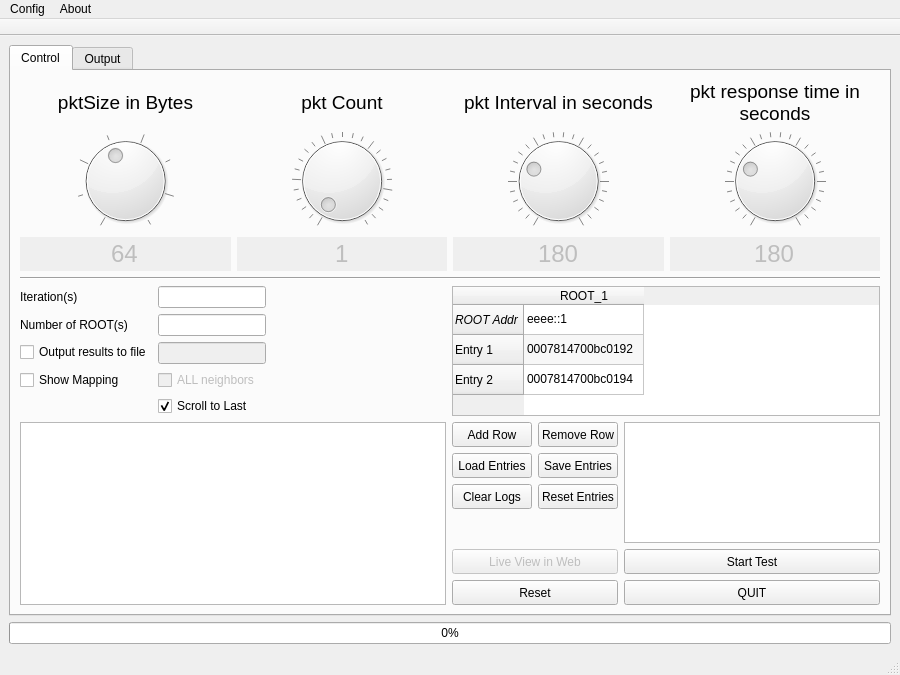
The window that main.ui (nyxonman/riva_PTA) describes before a commit, drawn with Qt 5.
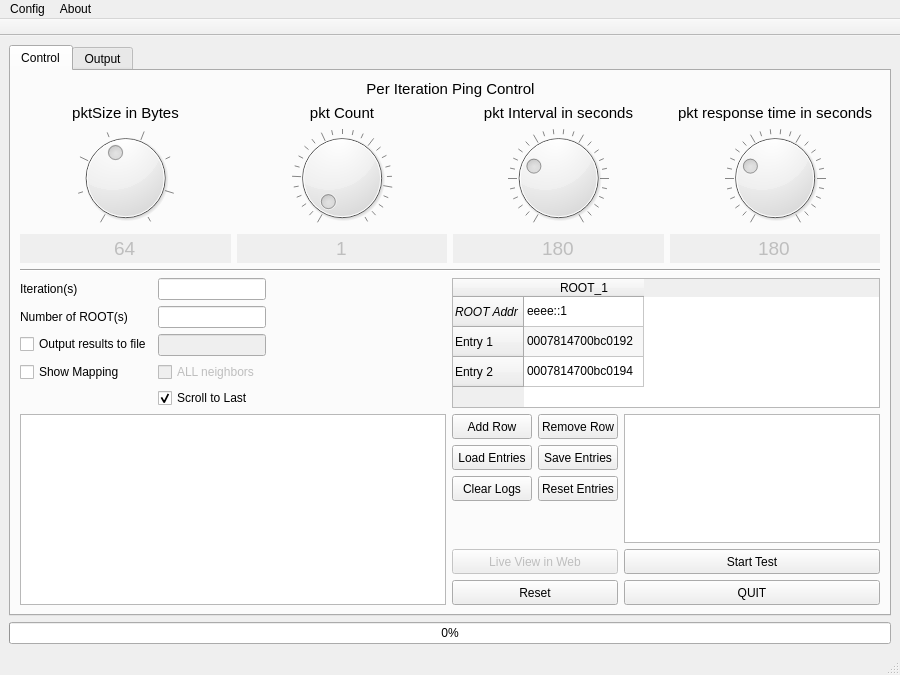
The same window after the commit.

Commit message: added headers to the map and final statistics when exporting the data

Diff of the .ui file:
```diff
--- a/main.ui
+++ b/main.ui
@@ -67,296 +67,7 @@
         <string>Control</string>
        </attribute>
        <layout class="QGridLayout" name="gridLayout_2">
-        <item row="0" column="1" rowspan="2">
-         <layout class="QGridLayout" name="gridLayout_4">
-          <item row="1" column="0">
-           <widget class="QLabel" name="pktSizeLab">
-            <property name="font">
-             <font>
-              <pointsize>14</pointsize>
-              <weight>50</weight>
-              <bold>false</bold>
-             </font>
-            </property>
-            <property name="text">
-             <string>pktSize in Bytes</string>
-            </property>
-            <property name="alignment">
-             <set>Qt::AlignCenter</set>
-            </property>
-            <property name="wordWrap">
-             <bool>true</bool>
-            </property>
-           </widget>
-          </item>
-          <item row="2" column="0">
-           <widget class="QDial" name="pktSizeDial">
-            <property name="cursor">
-             <cursorShape>ClosedHandCursor</cursorShape>
-            </property>
-            <property name="toolTip">
-             <string extracomment="this is pktsize dial">Rotate the Dial to change the ping packet size in Bytes</string>
-            </property>
-            <property name="statusTip">
-             <string extracomment="this is a dial 1"/>
-            </property>
-            <property name="whatsThis">
-             <string extracomment="this is a dial"/>
-            </property>
-            <property name="minimum">
-             <number>3</number>
-            </property>
-            <property name="maximum">
-             <number>10</number>
-            </property>
-            <property name="pageStep">
-             <number>2</number>
-            </property>
-            <property name="value">
-             <number>6</number>
-            </property>
-            <property name="notchesVisible">
-             <bool>true</bool>
-            </property>
-           </widget>
-          </item>
-          <item row="2" column="2">
-           <widget class="QDial" name="pktIntDial">
-            <property name="cursor">
-             <cursorShape>ClosedHandCursor</cursorShape>
-            </property>
-            <property name="toolTip">
-             <string>Rotate the Dial to change the ping interval in seconds. This has meaning only when packet count is greater than 1</string>
-            </property>
-            <property name="minimum">
-             <number>1</number>
-            </property>
-            <property name="maximum">
-             <number>50</number>
-            </property>
-            <property name="pageStep">
-             <number>5</number>
-            </property>
-            <property name="value">
-             <number>15</number>
-            </property>
-            <property name="notchesVisible">
-             <bool>true</bool>
-            </property>
-           </widget>
-          </item>
-          <item row="2" column="1">
-           <widget class="QDial" name="pktCntDial">
-            <property name="cursor">
-             <cursorShape>ClosedHandCursor</cursorShape>
-            </property>
-            <property name="toolTip">
-             <string>Rotate the Dial to change the ping packet count per Node</string>
-            </property>
-            <property name="minimum">
-             <number>1</number>
-            </property>
-            <property name="maximum">
-             <number>25</number>
-            </property>
-            <property name="pageStep">
-             <number>5</number>
-            </property>
-            <property name="value">
-             <number>1</number>
-            </property>
-            <property name="notchesVisible">
-             <bool>true</bool>
-            </property>
-           </widget>
-          </item>
-          <item row="2" column="3">
-           <widget class="QDial" name="pktResDial">
-            <property name="cursor">
-             <cursorShape>ClosedHandCursor</cursorShape>
-            </property>
-            <property name="toolTip">
-             <string>Rotate the Dial to change the waiting time for the ping response in seconds.</string>
-            </property>
-            <property name="minimum">
-             <number>1</number>
-            </property>
-            <property name="maximum">
-             <number>50</number>
-            </property>
-            <property name="pageStep">
-             <number>5</number>
-            </property>
-            <property name="value">
-             <number>15</number>
-            </property>
-            <property name="notchesVisible">
-             <bool>true</bool>
-            </property>
-           </widget>
-          </item>
-          <item row="1" column="2">
-           <widget class="QLabel" name="pktIntLab">
-            <property name="font">
-             <font>
-              <pointsize>14</pointsize>
-              <weight>50</weight>
-              <bold>false</bold>
-             </font>
-            </property>
-            <property name="text">
-             <string>pkt Interval in seconds</string>
-            </property>
-            <property name="alignment">
-             <set>Qt::AlignCenter</set>
-            </property>
-            <property name="wordWrap">
-             <bool>true</bool>
-            </property>
-           </widget>
-          </item>
-          <item row="3" column="0">
-           <widget class="QLineEdit" name="pktSizeVal">
-            <property name="enabled">
-             <bool>false</bool>
-            </property>
-            <property name="font">
-             <font>
-              <pointsize>18</pointsize>
-             </font>
-            </property>
-            <property name="cursor">
-             <cursorShape>ForbiddenCursor</cursorShape>
-            </property>
-            <property name="autoFillBackground">
-             <bool>true</bool>
-            </property>
-            <property name="text">
-             <string>64</string>
-            </property>
-            <property name="frame">
-             <bool>false</bool>
-            </property>
-            <property name="alignment">
-             <set>Qt::AlignCenter</set>
-            </property>
-           </widget>
-          </item>
-          <item row="3" column="1">
-           <widget class="QLineEdit" name="pktCntVal">
-            <property name="enabled">
-             <bool>false</bool>
-            </property>
-            <property name="font">
-             <font>
-              <pointsize>18</pointsize>
-             </font>
-            </property>
-            <property name="cursor">
-             <cursorShape>ForbiddenCursor</cursorShape>
-            </property>
-            <property name="text">
-             <string>1</string>
-            </property>
-            <property name="frame">
-             <bool>false</bool>
-            </property>
-            <property name="alignment">
-             <set>Qt::AlignCenter</set>
-            </property>
-           </widget>
-          </item>
-          <item row="3" column="2">
-           <widget class="QLineEdit" name="pktIntVal">
-            <property name="enabled">
-             <bool>false</bool>
-            </property>
-            <property name="font">
-             <font>
-              <pointsize>18</pointsize>
-             </font>
-            </property>
-            <property name="cursor">
-             <cursorShape>ForbiddenCursor</cursorShape>
-            </property>
-            <property name="text">
-             <string>180</string>
-            </property>
-            <property name="frame">
-             <bool>false</bool>
-            </property>
-            <property name="alignment">
-             <set>Qt::AlignCenter</set>
-            </property>
-           </widget>
-          </item>
-          <item row="3" column="3">
-           <widget class="QLineEdit" name="pktResVal">
-            <property name="enabled">
-             <bool>false</bool>
-            </property>
-            <property name="font">
-             <font>
-              <pointsize>18</pointsize>
-             </font>
-            </property>
-            <property name="cursor">
-             <cursorShape>ForbiddenCursor</cursorShape>
-            </property>
-            <property name="text">
-             <string>180</string>
-            </property>
-            <property name="frame">
-             <bool>false</bool>
-            </property>
-            <property name="alignment">
-             <set>Qt::AlignCenter</set>
-            </property>
-           </widget>
-          </item>
-          <item row="1" column="1">
-           <widget class="QLabel" name="pktCntLab">
-            <property name="font">
-             <font>
-              <pointsize>14</pointsize>
-              <weight>50</weight>
-              <bold>false</bold>
-             </font>
-            </property>
-            <property name="text">
-             <string>pkt Count</string>
-            </property>
-            <property name="alignment">
-             <set>Qt::AlignCenter</set>
-            </property>
-            <property name="wordWrap">
-             <bool>true</bool>
-            </property>
-           </widget>
-          </item>
-          <item row="1" column="3">
-           <widget class="QLabel" name="pktResLab">
-            <property name="font">
-             <font>
-              <pointsize>14</pointsize>
-              <weight>50</weight>
-              <bold>false</bold>
-             </font>
-            </property>
-            <property name="text">
-             <string>pkt response time in seconds</string>
-            </property>
-            <property name="alignment">
-             <set>Qt::AlignCenter</set>
-            </property>
-            <property name="wordWrap">
-             <bool>true</bool>
-            </property>
-           </widget>
-          </item>
-         </layout>
-        </item>
-        <item row="3" column="1">
+        <item row="5" column="1">
          <layout class="QGridLayout" name="gridLayout">
           <item row="11" column="2">
            <widget class="QPushButton" name="removeRowBtn">
@@ -838,13 +549,317 @@
           </item>
          </layout>
         </item>
-        <item row="2" column="1">
+        <item row="4" column="1">
          <widget class="Line" name="line">
           <property name="orientation">
            <enum>Qt::Horizontal</enum>
           </property>
          </widget>
         </item>
+        <item row="2" column="1" rowspan="2">
+         <layout class="QGridLayout" name="gridLayout_4">
+          <item row="4" column="0">
+           <widget class="QLineEdit" name="pktSizeVal">
+            <property name="enabled">
+             <bool>false</bool>
+            </property>
+            <property name="font">
+             <font>
+              <pointsize>14</pointsize>
+             </font>
+            </property>
+            <property name="cursor">
+             <cursorShape>ForbiddenCursor</cursorShape>
+            </property>
+            <property name="autoFillBackground">
+             <bool>true</bool>
+            </property>
+            <property name="text">
+             <string>64</string>
+            </property>
+            <property name="frame">
+             <bool>false</bool>
+            </property>
+            <property name="alignment">
+             <set>Qt::AlignCenter</set>
+            </property>
+           </widget>
+          </item>
+          <item row="3" column="3">
+           <widget class="QDial" name="pktResDial">
+            <property name="cursor">
+             <cursorShape>ClosedHandCursor</cursorShape>
+            </property>
+            <property name="toolTip">
+             <string>Rotate the Dial to change the waiting time for the ping response in seconds.</string>
+            </property>
+            <property name="minimum">
+             <number>1</number>
+            </property>
+            <property name="maximum">
+             <number>50</number>
+            </property>
+            <property name="pageStep">
+             <number>5</number>
+            </property>
+            <property name="value">
+             <number>15</number>
+            </property>
+            <property name="notchesVisible">
+             <bool>true</bool>
+            </property>
+           </widget>
+          </item>
+          <item row="1" column="2">
+           <widget class="QLabel" name="pktIntLab">
+            <property name="font">
+             <font>
+              <pointsize>11</pointsize>
+              <weight>50</weight>
+              <bold>false</bold>
+             </font>
+            </property>
+            <property name="text">
+             <string>pkt Interval in seconds</string>
+            </property>
+            <property name="alignment">
+             <set>Qt::AlignCenter</set>
+            </property>
+            <property name="wordWrap">
+             <bool>true</bool>
+            </property>
+           </widget>
+          </item>
+          <item row="4" column="1">
+           <widget class="QLineEdit" name="pktCntVal">
+            <property name="enabled">
+             <bool>false</bool>
+            </property>
+            <property name="font">
+             <font>
+              <pointsize>14</pointsize>
+             </font>
+            </property>
+            <property name="cursor">
+             <cursorShape>ForbiddenCursor</cursorShape>
+            </property>
+            <property name="text">
+             <string>1</string>
+            </property>
+            <property name="frame">
+             <bool>false</bool>
+            </property>
+            <property name="alignment">
+             <set>Qt::AlignCenter</set>
+            </property>
+           </widget>
+          </item>
+          <item row="1" column="0">
+           <widget class="QLabel" name="pktSizeLab">
+            <property name="font">
+             <font>
+              <pointsize>11</pointsize>
+              <weight>50</weight>
+              <bold>false</bold>
+             </font>
+            </property>
+            <property name="text">
+             <string>pktSize in Bytes</string>
+            </property>
+            <property name="alignment">
+             <set>Qt::AlignCenter</set>
+            </property>
+            <property name="wordWrap">
+             <bool>true</bool>
+            </property>
+           </widget>
+          </item>
+          <item row="3" column="0">
+           <widget class="QDial" name="pktSizeDial">
+            <property name="cursor">
+             <cursorShape>ClosedHandCursor</cursorShape>
+            </property>
+            <property name="toolTip">
+             <string extracomment="this is pktsize dial">Rotate the Dial to change the ping packet size in Bytes</string>
+            </property>
+            <property name="statusTip">
+             <string extracomment="this is a dial 1"/>
+            </property>
+            <property name="whatsThis">
+             <string extracomment="this is a dial"/>
+            </property>
+            <property name="minimum">
+             <number>3</number>
+            </property>
+            <property name="maximum">
+             <number>10</number>
+            </property>
+            <property name="pageStep">
+             <number>2</number>
+            </property>
+            <property name="value">
+             <number>6</number>
+            </property>
+            <property name="notchesVisible">
+             <bool>true</bool>
+            </property>
+           </widget>
+          </item>
+          <item row="3" column="2">
+           <widget class="QDial" name="pktIntDial">
+            <property name="cursor">
+             <cursorShape>ClosedHandCursor</cursorShape>
+            </property>
+            <property name="toolTip">
+             <string>Rotate the Dial to change the ping interval in seconds. This has meaning only when packet count is greater than 1</string>
+            </property>
+            <property name="minimum">
+             <number>1</number>
+            </property>
+            <property name="maximum">
+             <number>50</number>
+            </property>
+            <property name="pageStep">
+             <number>5</number>
+            </property>
+            <property name="value">
+             <number>15</number>
+            </property>
+            <property name="notchesVisible">
+             <bool>true</bool>
+            </property>
+           </widget>
+          </item>
+          <item row="3" column="1">
+           <widget class="QDial" name="pktCntDial">
+            <property name="cursor">
+             <cursorShape>ClosedHandCursor</cursorShape>
+            </property>
+            <property name="toolTip">
+             <string>Rotate the Dial to change the ping packet count per Node</string>
+            </property>
+            <property name="minimum">
+             <number>1</number>
+            </property>
+            <property name="maximum">
+             <number>25</number>
+            </property>
+            <property name="pageStep">
+             <number>5</number>
+            </property>
+            <property name="value">
+             <number>1</number>
+            </property>
+            <property name="notchesVisible">
+             <bool>true</bool>
+            </property>
+           </widget>
+          </item>
+          <item row="4" column="2">
+           <widget class="QLineEdit" name="pktIntVal">
+            <property name="enabled">
+             <bool>false</bool>
+            </property>
+            <property name="font">
+             <font>
+              <pointsize>14</pointsize>
+             </font>
+            </property>
+            <property name="cursor">
+             <cursorShape>ForbiddenCursor</cursorShape>
+            </property>
+            <property name="text">
+             <string>180</string>
+            </property>
+            <property name="frame">
+             <bool>false</bool>
+            </property>
+            <property name="alignment">
+             <set>Qt::AlignCenter</set>
+            </property>
+           </widget>
+          </item>
+          <item row="4" column="3">
+           <widget class="QLineEdit" name="pktResVal">
+            <property name="enabled">
+             <bool>false</bool>
+            </property>
+            <property name="font">
+             <font>
+              <pointsize>14</pointsize>
+             </font>
+            </property>
+            <property name="cursor">
+             <cursorShape>ForbiddenCursor</cursorShape>
+            </property>
+            <property name="text">
+             <string>180</string>
+            </property>
+            <property name="frame">
+             <bool>false</bool>
+            </property>
+            <property name="alignment">
+             <set>Qt::AlignCenter</set>
+            </property>
+           </widget>
+          </item>
+          <item row="1" column="1">
+           <widget class="QLabel" name="pktCntLab">
+            <property name="font">
+             <font>
+              <pointsize>11</pointsize>
+              <weight>50</weight>
+              <bold>false</bold>
+             </font>
+            </property>
+            <property name="text">
+             <string>pkt Count</string>
+            </property>
+            <property name="alignment">
+             <set>Qt::AlignCenter</set>
+            </property>
+            <property name="wordWrap">
+             <bool>true</bool>
+            </property>
+           </widget>
+          </item>
+          <item row="1" column="3">
+           <widget class="QLabel" name="pktResLab">
+            <property name="font">
+             <font>
+              <pointsize>11</pointsize>
+              <weight>50</weight>
+              <bold>false</bold>
+             </font>
+            </property>
+            <property name="text">
+             <string>pkt response time in seconds</string>
+            </property>
+            <property name="alignment">
+             <set>Qt::AlignCenter</set>
+            </property>
+            <property name="wordWrap">
+             <bool>true</bool>
+            </property>
+           </widget>
+          </item>
+          <item row="0" column="1" colspan="2">
+           <widget class="QLabel" name="label_2">
+            <property name="font">
+             <font>
+              <pointsize>11</pointsize>
+             </font>
+            </property>
+            <property name="text">
+             <string>Per Iteration Ping Control</string>
+            </property>
+            <property name="alignment">
+             <set>Qt::AlignCenter</set>
+            </property>
+           </widget>
+          </item>
+         </layout>
+        </item>
        </layout>
       </widget>
       <widget class="QWidget" name="consoleTab">
```
The commit also changes 2 other files.
